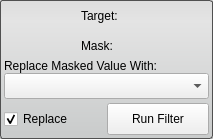
This is Interface/ToolInterface/MaskDataFilterInterface.ui in jessdtate/Seg3D as Qt 5 draws it before an edit. The edited form follows.
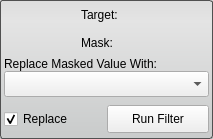
This is the edited form.

Commit message: updates for adding filter actions, some filter actions

The edit to the form file:
```diff
--- a/Interface/ToolInterface/MaskDataFilterInterface.ui
+++ b/Interface/ToolInterface/MaskDataFilterInterface.ui
@@ -46,7 +46,7 @@
   </property>
   <layout class="QVBoxLayout" name="verticalLayout_2">
    <property name="spacing">
-    <number>0</number>
+    <number>2</number>
    </property>
    <property name="margin">
     <number>4</number>
@@ -165,13 +165,13 @@
        <property name="minimumSize">
         <size>
          <width>0</width>
-         <height>32</height>
+         <height>28</height>
         </size>
        </property>
        <property name="maximumSize">
         <size>
          <width>16777215</width>
-         <height>32</height>
+         <height>28</height>
         </size>
        </property>
        <property name="text">
```
Left out of the diff: 2 changed lines with no effect on the pictures. The commit also changes 57 other files.
